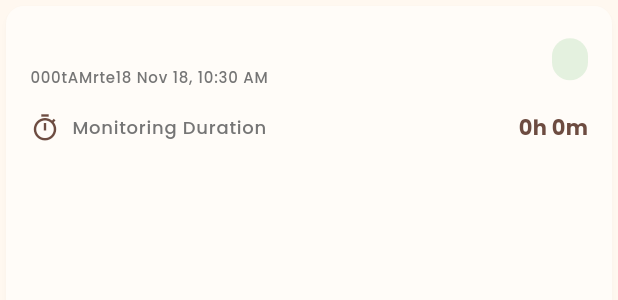
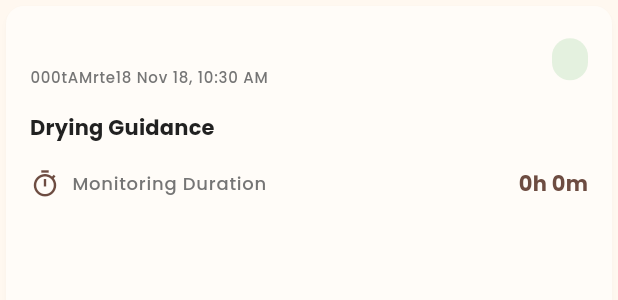
Before and after one commit to justinpulanco/CopraWatch-Mobile-App, a Flutter app: the BatchCard widget shown alone on an empty page, opened directly with empty values, on a phone screen of 412 x 824 dp. Shown: the top 300 px of the screen. Run offline on Flutter 3.47's test engine with Material 3 defaults, Android fonts, the phone set to English and light mode, and no system bars; our stand-ins replace connectivity_plus, fl_chart, flutter_local_notifications, flutter_riverpod, go_router, google_fonts and 3 more; missing offline and left inert: google_mlkit_face_detection, tflite_flutter; accounts and stored records are empty; network calls fail.

Commit message:
feat(app): add mixed-batch drying guidance
Co-Authored-By: Claude Code <noreply@anthropic.com>

```diff
--- a/lib/features/dashboard/presentation/widgets/batch_card.dart
+++ b/lib/features/dashboard/presentation/widgets/batch_card.dart
@@ -22,6 +22,8 @@ class BatchCard extends StatelessWidget {
     final duration = batch.dryingDuration;
     final durationText = '${duration.inHours}h ${duration.inMinutes % 60}m';
     final result = qualityResult;
+    final guidanceMessage =
+        _getGuidanceMessage(result?['classification'] as String?);
 
     return Card(
       child: Padding(
@@ -44,8 +46,9 @@ class BatchCard extends StatelessWidget {
                         overflow: TextOverflow.ellipsis,
                       ),
                       const SizedBox(height: 4),
-                        Text(
-                        DateFormat('Started MMM d, h:mm a').format(batch.startDate),
+                      Text(
+                        DateFormat('Started MMM d, h:mm a')
+                            .format(batch.startDate),
                         style: Theme.of(context).textTheme.labelSmall?.copyWith(
                               color: AppTheme.textSecondary,
                             ),
@@ -55,12 +58,20 @@ class BatchCard extends StatelessWidget {
                 ),
                 StatusChip(
                   label: batch.status.toUpperCase(),
-                  status: batch.isActive ? StatusType.active : StatusType.completed,
+                  status:
+                      batch.isActive ? StatusType.active : StatusType.completed,
                   outlined: false,
                 ),
               ],
             ),
             const SizedBox(height: 16),
+            Text(
+              'Drying Guidance',
+              style: Theme.of(context).textTheme.titleMedium?.copyWith(
+                    fontWeight: FontWeight.bold,
+                  ),
+            ),
+            const SizedBox(height: 8),
 
             // Quality Result (if available)
             if (result != null && result.isNotEmpty)
@@ -74,16 +85,19 @@ class BatchCard extends StatelessWidget {
                         vertical: 6,
                       ),
                       decoration: BoxDecoration(
-                        color: _getQualityColor(result['classification'] as String?)
+                        color: _getQualityColor(
+                                result['classification'] as String?)
                             .withOpacity(0.2),
                         borderRadius: BorderRadius.circular(20),
                       ),
                       child: Text(
                         result['classification'] ?? 'Unknown',
-                        style: Theme.of(context).textTheme.titleMedium?.copyWith(
-                              color: _getQualityColor(result['classification'] as String?),
-                              fontWeight: FontWeight.bold,
-                            ),
+                        style:
+                            Theme.of(context).textTheme.titleMedium?.copyWith(
+                                  color: _getQualityColor(
+                                      result['classification'] as String?),
+                                  fontWeight: FontWeight.bold,
+                                ),
                       ),
                     ),
                     const SizedBox(width: 8),
@@ -97,6 +111,34 @@ class BatchCard extends StatelessWidget {
                 ),
               ),
 
+            if (guidanceMessage != null) ...[
+              const SizedBox(height: 8),
+              Container(
+                padding: const EdgeInsets.all(12),
+                decoration: BoxDecoration(
+                  color: AppTheme.infoColor.withValues(alpha: 0.08),
+                  borderRadius: BorderRadius.circular(10),
+                ),
+                child: Row(
+                  crossAxisAlignment: CrossAxisAlignment.start,
+                  children: [
+                    const Icon(
+                      Icons.info_outline,
+                      color: AppTheme.infoColor,
+                      size: 20,
+                    ),
+                    const SizedBox(width: 8),
+                    Expanded(
+                      child: Text(
+                        guidanceMessage,
+                        style: Theme.of(context).textTheme.bodyMedium,
+                      ),
+                    ),
+                  ],
+                ),
+              ),
+            ],
+            const SizedBox(height: 8),
             Row(
               children: [
                 const Icon(
@@ -145,11 +187,23 @@ class BatchCard extends StatelessWidget {
                   ),
                 ],
               ),
-
           ],
         ),
       ),
     );
+  }
+
+  String? _getGuidanceMessage(String? classification) {
+    final normalized = classification
+        ?.trim()
+        .toLowerCase()
+        .replaceAll('-', ' ')
+        .replaceAll('_', ' ');
+
+    if (normalized == 'mixed') {
+      return 'Turn/rearrange the copra, then check again.';
+    }
+    return null;
   }
 
   Color _getQualityColor(String? classification) {
```
